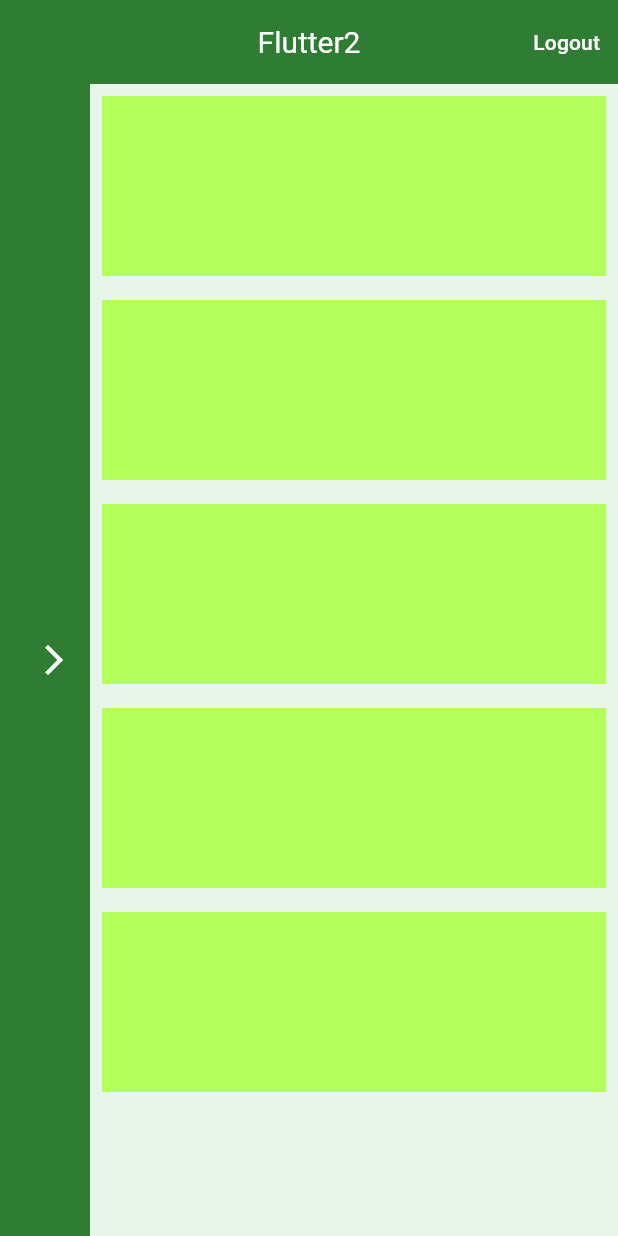
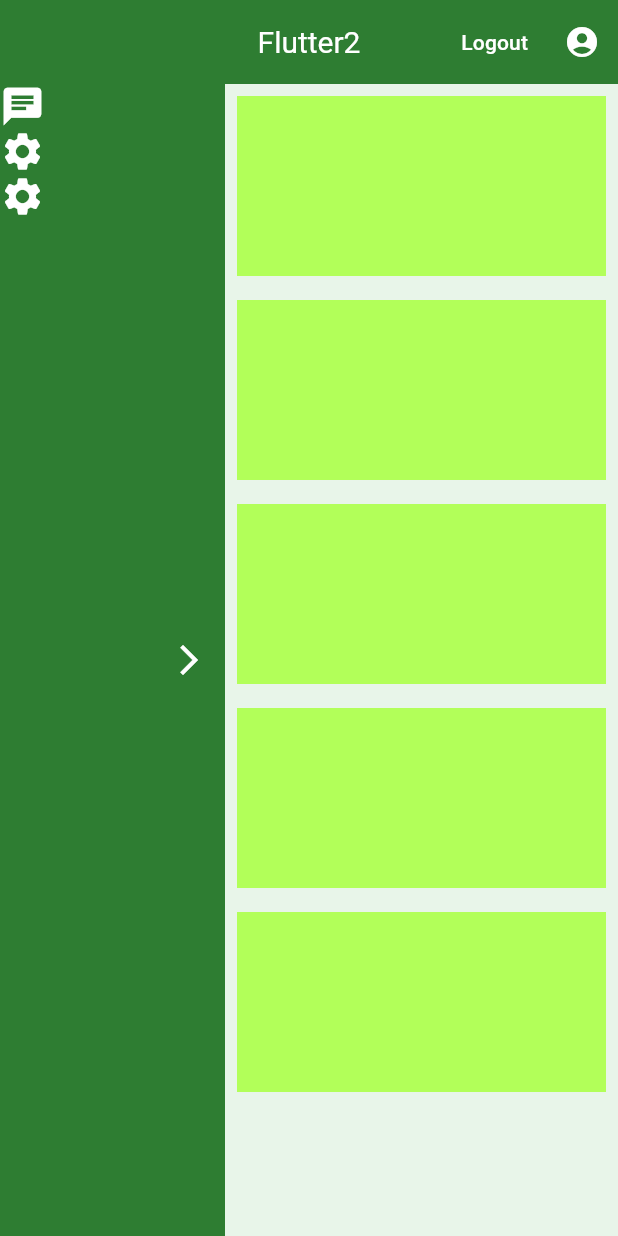
Before and after one commit to TheFireMonster/flutter_crm_simplified, a Flutter app: the HomePage screen opened directly, on a phone screen of 412 x 824 dp. Run offline on Flutter 3.47's test engine with Material 3 defaults, Android fonts, the phone set to English and light mode, and no system bars; our stand-ins replace firebase_auth, firebase_core, google_sign_in; accounts and stored records are empty.

Commit message:
frontend/auth development
changes to login page, register page and home page frontend.
firebase auth implementation continued with the addition of a form and fields validation

```diff
--- a/lib/main.dart
+++ b/lib/main.dart
@@ -30,7 +30,7 @@ class MyApp extends StatelessWidget {
           centerTitle: true,
         ),
       ),
-      home: HomePage()
+      home: LoginPage()
     );
   }
 }
--- a/lib/services/auth_service.dart
+++ b/lib/services/auth_service.dart
@@ -37,6 +37,7 @@ class AuthService {
   }
 
   Future<UserCredential?> createAccount({
+    required String name,
     required String email,
     required String password,
   }) async {
--- a/lib/views/pages/home_page.dart
+++ b/lib/views/pages/home_page.dart
@@ -11,7 +11,7 @@ class HomePage extends StatefulWidget {
 class _HomePageState extends State<HomePage> {
   bool isDrawerOpen = false;
 
-  @override
+@override
   Widget build(BuildContext context) {
     return Scaffold(
       appBar: AppBar(
@@ -27,29 +27,53 @@ class _HomePageState extends State<HomePage> {
             },
             child: Text('Logout', style: TextStyle(color: Colors.white)),
           ),
+          IconButton(
+            icon: Icon(Icons.account_circle_rounded, color: Colors.white),
+            onPressed: () {
+              setState(() {
+                isDrawerOpen = !isDrawerOpen;
+              });
+            },
+          ),
         ],
       ),
       body: Row(
         children: [
           AnimatedContainer(
             duration: Duration(milliseconds: 500),
-            width: isDrawerOpen ? 250 : 60,
+            width: isDrawerOpen ? 350 : 150,
             color: Colors.green[800],
             child: Stack(
               children: [
-                if (isDrawerOpen)
-                  Positioned(
-                    left: 20,
-                    top: 100,
-                    child: Column(
+                isDrawerOpen
+                    ? Column(
                       crossAxisAlignment: CrossAxisAlignment.start,
                       children: [
-                        Text("Item 1", style: TextStyle(color: Colors.white)),
+                        GestureDetector(
+                          onTap: () {},
+                          child: Text(
+                            "Chat",
+                            style: TextStyle(color: Colors.white),
+                          ),
+                        ),
                         SizedBox(height: 10),
-                        Text("Item 2", style: TextStyle(color: Colors.white)),
+                        GestureDetector(
+                          onTap: () {},
+                          child: Text(
+                            "Settings",
+                            style: TextStyle(color: Colors.white),
+                          ),
+                        ),
+                      ],
+                    )
+                    : Column(
+                      crossAxisAlignment: CrossAxisAlignment.center,
+                      children: [
+                        Icon(Icons.chat, color: Colors.white, size: 30),
+                        Icon(Icons.settings, color: Colors.white, size: 30),
+                        Icon(Icons.settings, color: Colors.white, size: 30),
                       ],
                     ),
-                  ),
                 Align(
                   alignment: Alignment.centerRight,
                   child: IconButton(
@@ -69,8 +93,6 @@ class _HomePageState extends State<HomePage> {
               ],
             ),
           ),
-
-          // This container likely shouldn't be 600 wide inside a Row. Adjusted for layout.
           Expanded(
             child: Container(
               color: Colors.green[50],
```
Also changed, not shown: lib/views/pages/register_page.dart (+74 -11 lines), lib/widgets/login/login_desktop.dart (+4 -6 lines), lib/widgets/register/resgister_desktop.dart (added, +168 -0 lines).
